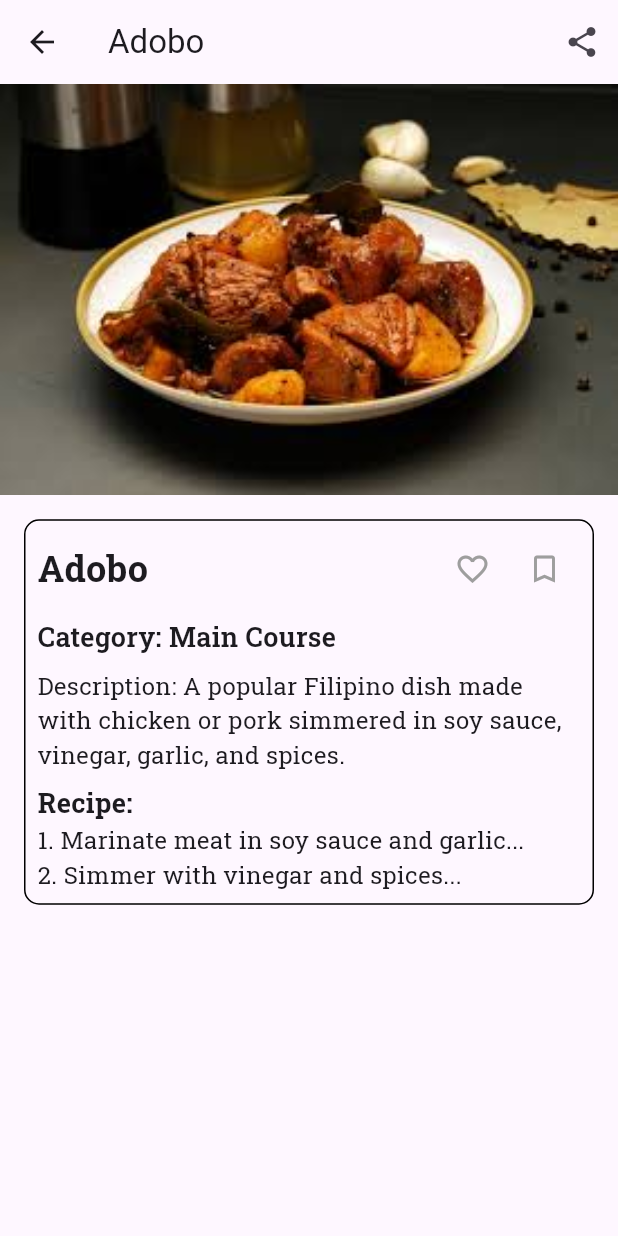
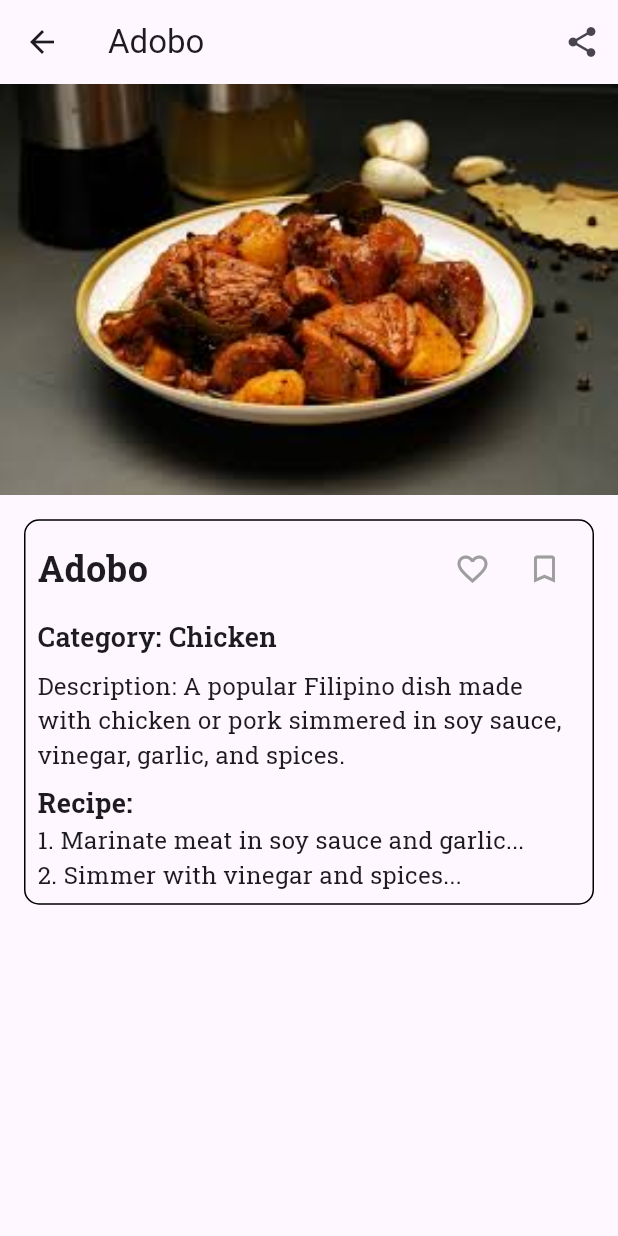
Before and after one commit to Russel-Meera/Cooking_Recipe, a Flutter app: the RecipeDetails screen opened directly with sample values from the repository, on a phone screen of 412 x 824 dp. Run offline on Flutter 3.47's test engine with Material 3 defaults, Android fonts, the phone set to English and light mode, and no system bars; our stand-ins replace google_fonts, shared_preferences; accounts and stored records are empty.

Commit message:
Added Category and Darkmode

```diff
--- a/lib/list/list.dart
+++ b/lib/list/list.dart
@@ -41,7 +41,7 @@ class Dish {
         Dish(
           id: '1',
           name: 'Adobo',
-          category: 'Main Course',
+          category: 'Chicken',
           description:
               'A popular Filipino dish made with chicken or pork simmered in soy sauce, vinegar, garlic, and spices.',
           imageAsset: 'assets/adobo.jpg',
@@ -51,7 +51,7 @@ class Dish {
         Dish(
           id: '2',
           name: 'Sinigang na Baboy',
-          category: 'Soup',
+          category: 'Pork',
           description: 'A sour tamarind-based soup with pork and vegetables.',
           imageAsset: 'assets/sinigang_na_baboy.jpg',
           recipe:
@@ -60,7 +60,7 @@ class Dish {
         Dish(
           id: '3',
           name: 'Lechon Kawali',
-          category: 'Main Course',
+          category: 'Pork',
           description:
               'Crispy deep-fried pork belly served with a side of liver sauce.',
           imageAsset: 'assets/lechon_kawali.jpg',
@@ -70,7 +70,7 @@ class Dish {
         Dish(
           id: '4',
           name: 'Kare-Kare',
-          category: 'Main Course',
+          category: 'Pork',
           description:
               'A peanut-based stew with oxtail, tripe, and vegetables, often served with bagoong (fermented shrimp paste).',
           imageAsset: 'assets/kare_kare.jpg',
@@ -80,7 +80,7 @@ class Dish {
         Dish(
           id: '5',
           name: 'Bistek Tagalog',
-          category: 'Main Course',
+          category: 'Pork',
           description:
               'Filipino beef steak marinated in soy sauce and calamansi, then cooked with onions.',
           imageAsset: 'assets/bistek_tagalog.jpeg',
@@ -90,7 +90,7 @@ class Dish {
         Dish(
           id: '6',
           name: 'Menudo',
-          category: 'Main Course',
+          category: 'Pork',
           description:
               'A hearty stew made with pork, liver, and vegetables in a tomato-based sauce.',
           imageAsset: 'assets/menudo.jpg',
@@ -100,7 +100,7 @@ class Dish {
         Dish(
           id: '7',
           name: 'Pinakbet',
-          category: 'Main Course',
+          category: 'Chicken',
           description:
               'A vegetable dish with squash, string beans, and eggplant, flavored with bagoong.',
           imageAsset: 'assets/pinakbet.jpg',
@@ -109,18 +109,18 @@ class Dish {
         ),
         Dish(
           id: '8',
-          name: 'Pork Afritada',
-          category: 'Main Course',
+          name: 'Chicken Afritada',
+          category: 'Chicken',
           description:
               'Pork stew cooked with tomatoes, potatoes, carrots, and bell peppers.',
           imageAsset: 'assets/pork_afritada.jpg',
           recipe:
-              '1. Sauté pork and vegetables...\n2. Cook with tomato sauce and spices...',
+              '1. Sauté chicken and vegetables...\n2. Cook with tomato sauce and spices...',
         ),
         Dish(
           id: '9',
           name: 'Laing',
-          category: 'Main Course',
+          category: 'Pork',
           description:
               'Spicy dish made from dried taro leaves cooked in coconut milk with chili and shrimp paste.',
           imageAsset: 'assets/laing.jpg',
@@ -130,7 +130,7 @@ class Dish {
         Dish(
           id: '10',
           name: 'Sinigang na Isda',
-          category: 'Soup',
+          category: 'Fish',
           description:
               'A sour fish soup with vegetables, flavored with tamarind.',
           imageAsset: 'assets/sinigang_na_isda.jpeg',
--- a/lib/main.dart
+++ b/lib/main.dart
@@ -1,3 +1,5 @@
+// ignore_for_file: use_build_context_synchronously
+
 import 'package:cookingrecipe/homepage.dart';
 import 'package:flutter/material.dart';
 import 'package:shared_preferences/shared_preferences.dart';
@@ -6,19 +8,58 @@ void main() {
   runApp(const MyApp());
 }
 
-class MyApp extends StatelessWidget {
+class MyApp extends StatefulWidget {
+
+  static ValueNotifier<ThemeData> themeNotifier = ValueNotifier(lightTheme);
+
+  static final ThemeData lightTheme = ThemeData(
+    brightness: Brightness.light,
+    primaryColor: Colors.amber[400],
+    tabBarTheme: const TabBarTheme(
+      labelColor: Colors.black,
+      unselectedLabelColor: Colors.black,
+      indicator: BoxDecoration(
+        border: Border(
+          bottom: BorderSide(color: Colors.black, width: 2),
+        ),
+      ),
+    ),
+  );
+
+  static final ThemeData darkTheme = ThemeData(
+    brightness: Brightness.dark,
+    primaryColor: Colors.amber[400],
+    tabBarTheme: const TabBarTheme(
+      labelColor: Colors.black,
+      unselectedLabelColor: Colors.black,
+      indicator: BoxDecoration(
+        border: Border(
+          bottom: BorderSide(color: Colors.black, width: 2),
+        ),
+      ),
+    ),
+  );
+
   const MyApp({super.key});
 
   @override
+  State<MyApp> createState() => _MyAppState();
+}
+
+class _MyAppState extends State<MyApp> {
+
+  @override
   Widget build(BuildContext context) {
-    return MaterialApp(
-      debugShowCheckedModeBanner: false,
-      title: 'Flutter Demo',
-      theme: ThemeData(
-        colorScheme: ColorScheme.fromSeed(seedColor: Colors.deepPurple),
-        useMaterial3: true,
-      ),
-      home: const MyHomePage(title: 'Recipe'),
+    return ValueListenableBuilder<ThemeData>(
+      valueListenable: MyApp.themeNotifier,
+      builder: (context, ThemeData currentTheme, child) {
+        return MaterialApp(
+          debugShowCheckedModeBanner: false,
+          title: 'Recipe App',
+          theme: currentTheme,
+          home: const MyHomePage(title: 'Recipe'),
+        );
+      },
     );
   }
 }
@@ -36,8 +77,7 @@ class _MyHomePageState extends State<MyHomePage> {
   void _handleLogout(BuildContext context) async {
     final prefs = await SharedPreferences.getInstance();
     await prefs.clear();
-    Navigator.pushAndRemoveUntil(
-      context,
+    Navigator.pushAndRemoveUntil(context,
       MaterialPageRoute(builder: (context) => const MyHomePage(title: 'Recipe')),
       (Route<dynamic> route) => false,
     );
```
Also changed, not shown: lib/dishes_grid.dart (+38 -13 lines), lib/fav_page.dart (+8 -1 lines), lib/homepage.dart (+15 -13 lines), lib/widgets/horizontallist.dart (+61 -2 lines).
